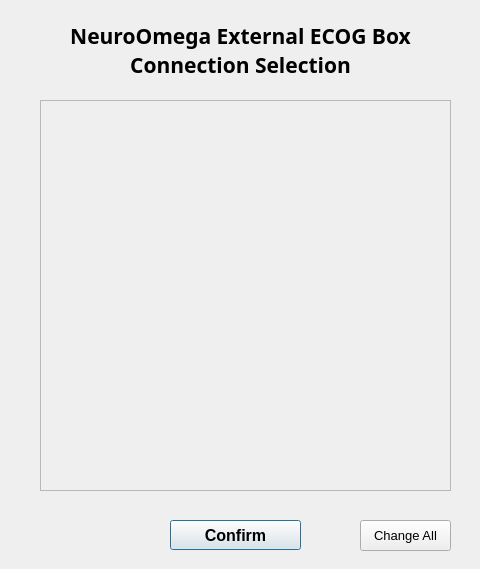
Above: channelselectiondialog.ui from JCagle95/UF-NeuroOmega-Application before the change. Below: the same form after it.
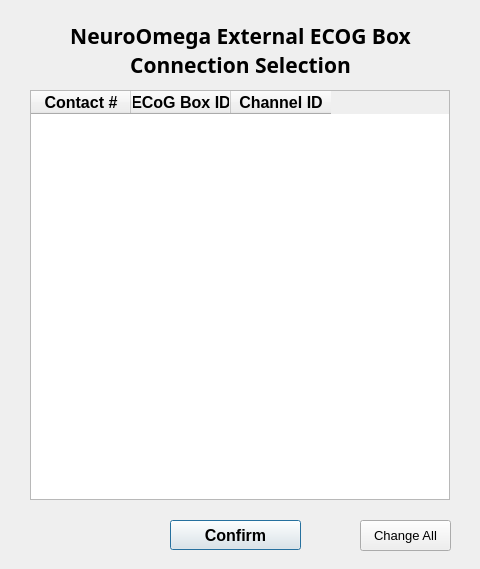
That is the form after the change.

Commit message: Update ChannelSelectionDialog to allow multiple row selection and batch edits

```diff
--- a/channelselectiondialog.ui
+++ b/channelselectiondialog.ui
@@ -76,46 +76,69 @@
     <string>Change All</string>
    </property>
   </widget>
-  <widget class="QWidget" name="gridLayoutWidget">
+  <widget class="QTableWidget" name="ChannelTableWidget">
    <property name="geometry">
     <rect>
-     <x>40</x>
-     <y>100</y>
-     <width>411</width>
-     <height>391</height>
+     <x>30</x>
+     <y>90</y>
+     <width>420</width>
+     <height>410</height>
     </rect>
    </property>
-   <layout class="QGridLayout" name="InputChannelLayout">
-    <item row="0" column="0">
-     <widget class="QScrollArea" name="ElectrodesScrollArea">
-      <property name="sizePolicy">
-       <sizepolicy hsizetype="Expanding" vsizetype="Expanding">
-        <horstretch>0</horstretch>
-        <verstretch>0</verstretch>
-       </sizepolicy>
-      </property>
-      <property name="horizontalScrollBarPolicy">
-       <enum>Qt::ScrollBarAlwaysOff</enum>
-      </property>
-      <property name="widgetResizable">
-       <bool>true</bool>
-      </property>
-      <property name="alignment">
-       <set>Qt::AlignLeading|Qt::AlignLeft|Qt::AlignTop</set>
-      </property>
-      <widget class="QWidget" name="ScrollAreaWidget">
-       <property name="geometry">
-        <rect>
-         <x>0</x>
-         <y>0</y>
-         <width>407</width>
-         <height>387</height>
-        </rect>
-       </property>
-      </widget>
-     </widget>
-    </item>
-   </layout>
+   <property name="horizontalScrollBarPolicy">
+    <enum>Qt::ScrollBarAlwaysOff</enum>
+   </property>
+   <property name="showGrid">
+    <bool>false</bool>
+   </property>
+   <property name="cornerButtonEnabled">
+    <bool>false</bool>
+   </property>
+   <property name="columnCount">
+    <number>3</number>
+   </property>
+   <attribute name="verticalHeaderVisible">
+    <bool>false</bool>
+   </attribute>
+   <attribute name="verticalHeaderHighlightSections">
+    <bool>false</bool>
+   </attribute>
+   <column>
+    <property name="text">
+     <string>Contact #</string>
+    </property>
+    <property name="font">
+     <font>
+      <pointsize>12</pointsize>
+      <weight>75</weight>
+      <bold>true</bold>
+     </font>
+    </property>
+   </column>
+   <column>
+    <property name="text">
+     <string>ECoG Box ID</string>
+    </property>
+    <property name="font">
+     <font>
+      <pointsize>12</pointsize>
+      <weight>75</weight>
+      <bold>true</bold>
+     </font>
+    </property>
+   </column>
+   <column>
+    <property name="text">
+     <string>Channel ID</string>
+    </property>
+    <property name="font">
+     <font>
+      <pointsize>12</pointsize>
+      <weight>75</weight>
+      <bold>true</bold>
+     </font>
+    </property>
+   </column>
   </widget>
  </widget>
  <resources/>
```
The commit also changes 2 other files.
